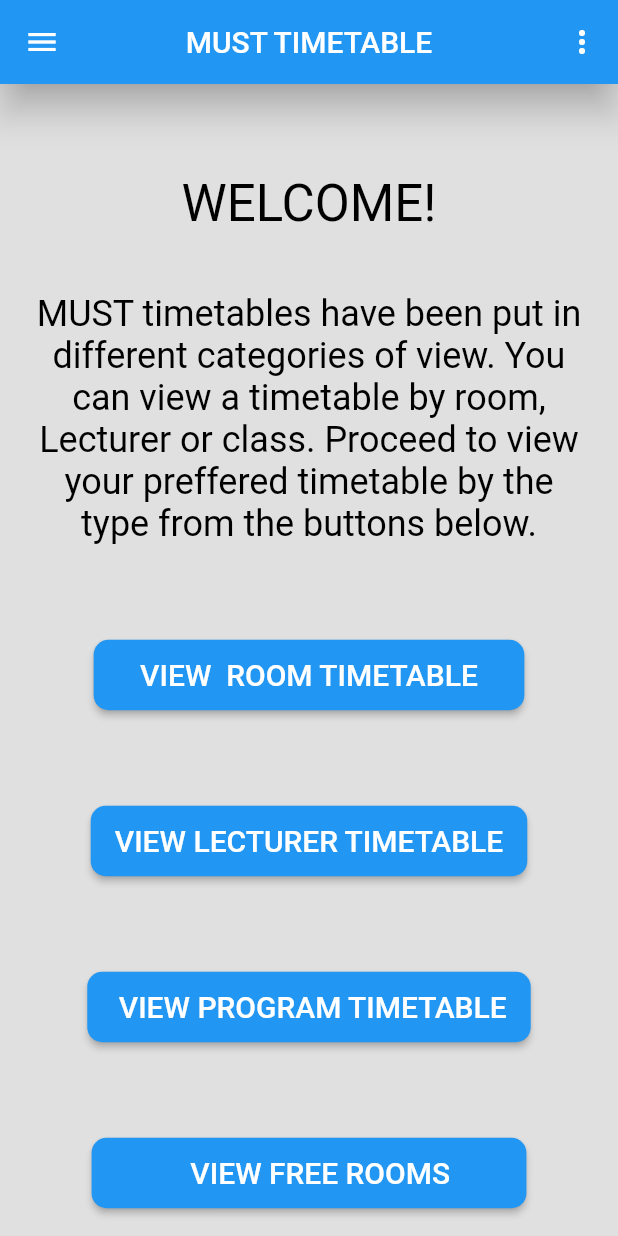
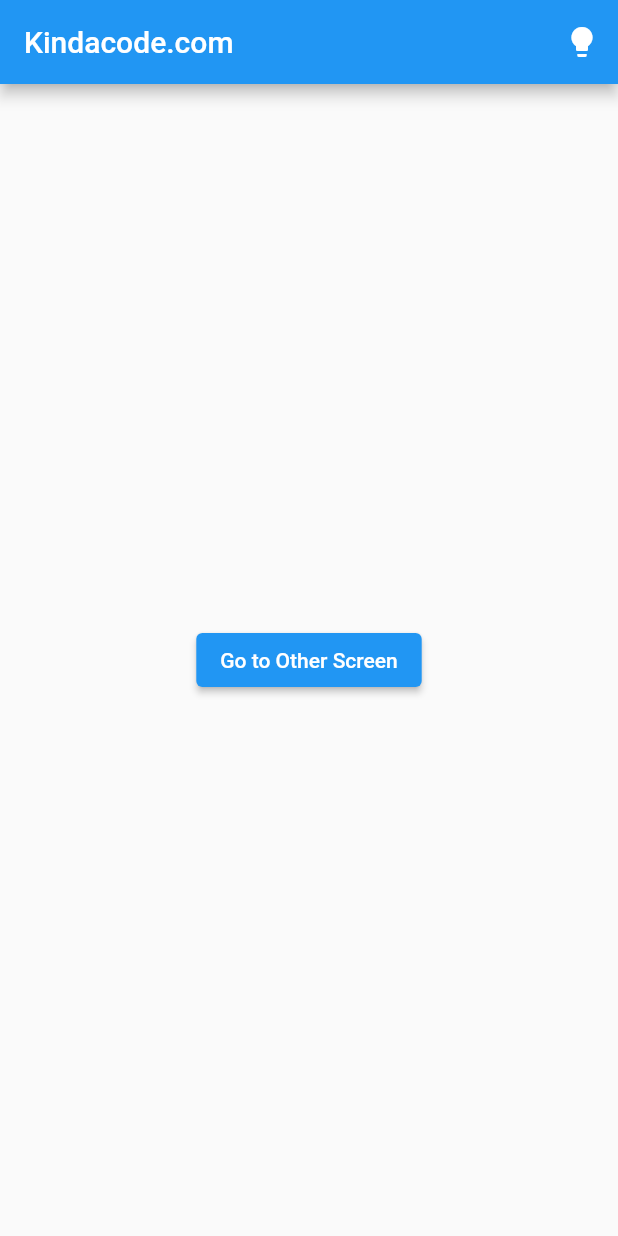
Before and after one commit to shadkasera/must_app, a Flutter app: the screen it shows after launch, on a phone screen of 412 x 824 dp. Run offline on Flutter 3.47's test engine with Material 2 defaults, Android fonts, the light colour scheme and no system bars; our stand-ins replace get.

Commit message:
added a change theme mode example

```diff
--- a/lib/main.dart
+++ b/lib/main.dart
@@ -1,25 +1,79 @@
+// main.dart
 import 'package:flutter/material.dart';
-import 'package:must_app/home_screen.dart';
+import 'package:get/get.dart';
 
 void main() {
   runApp(const MyApp());
 }
 
 class MyApp extends StatelessWidget {
-  const MyApp({super.key});
+  const MyApp({Key? key}) : super(key: key);
 
-  // This widget is the root of your application.
   @override
   Widget build(BuildContext context) {
-    return MaterialApp(
-      title: 'must_app',
-      theme: ThemeData(
-        primarySwatch: Colors.grey,
-      ),
+    return GetMaterialApp(
+      // Remove the debug banner
       debugShowCheckedModeBanner: false,
-      home: const home_screen(),
-
-
+      title: 'Kindacode.com',
+      darkTheme: ThemeData.dark(),
+      themeMode: ThemeMode.system,
+      // Theme mode depends on device settings at the beginning
+      home: const HomeScreen(),
     );
   }
 }
+
+// Home Screen
+class HomeScreen extends StatelessWidget {
+  const HomeScreen({Key? key}) : super(key: key);
+
+  @override
+  Widget build(BuildContext context) {
+    return Scaffold(
+      appBar: AppBar(
+        title: const Text('Kindacode.com'),
+        actions: [
+          IconButton(
+              icon: const Icon(Icons.lightbulb),
+              onPressed: () {
+                Get.isDarkMode
+                    ? Get.changeTheme(ThemeData.light())
+                    : Get.changeTheme(ThemeData.dark());
+              })
+        ],
+      ),
+      body: Center(
+        child: ElevatedButton(
+          child: const Text('Go to Other Screen'),
+          onPressed: () {
+            Navigator.push(context,
+                MaterialPageRoute(builder: (context) => const OtherScreen()));
+          },
+        ),
+      ),
+    );
+  }
+}
+
+// Other Screen
+class OtherScreen extends StatelessWidget {
+  const OtherScreen({Key? key}) : super(key: key);
+
+  @override
+  Widget build(BuildContext context) {
+    return Scaffold(
+      appBar: AppBar(
+        title: const Text('Other Screen'),
+      ),
+      body: Center(
+        child: Card(
+          child: Container(
+              width: 300,
+              height: 300,
+              alignment: Alignment.center,
+              child: const Text('Other Screen')),
+        ),
+      ),
+    );
+  }
+}
--- a/pubspec.yaml
+++ b/pubspec.yaml
@@ -35,6 +35,7 @@ dependencies:
   # The following adds the Cupertino Icons font to your application.
   # Use with the CupertinoIcons class for iOS style icons.
   cupertino_icons: ^1.0.2
+  get: ^4.6.5
 
 dev_dependencies:
   flutter_test:
```
Also changed, not shown: pubspec.lock.
